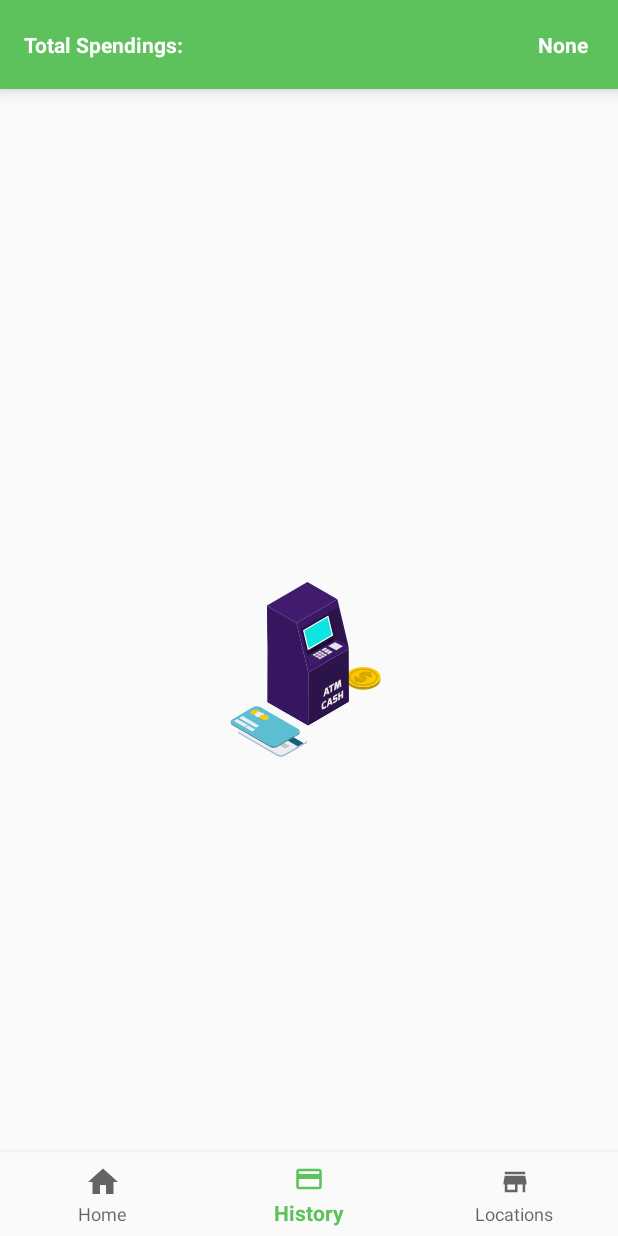
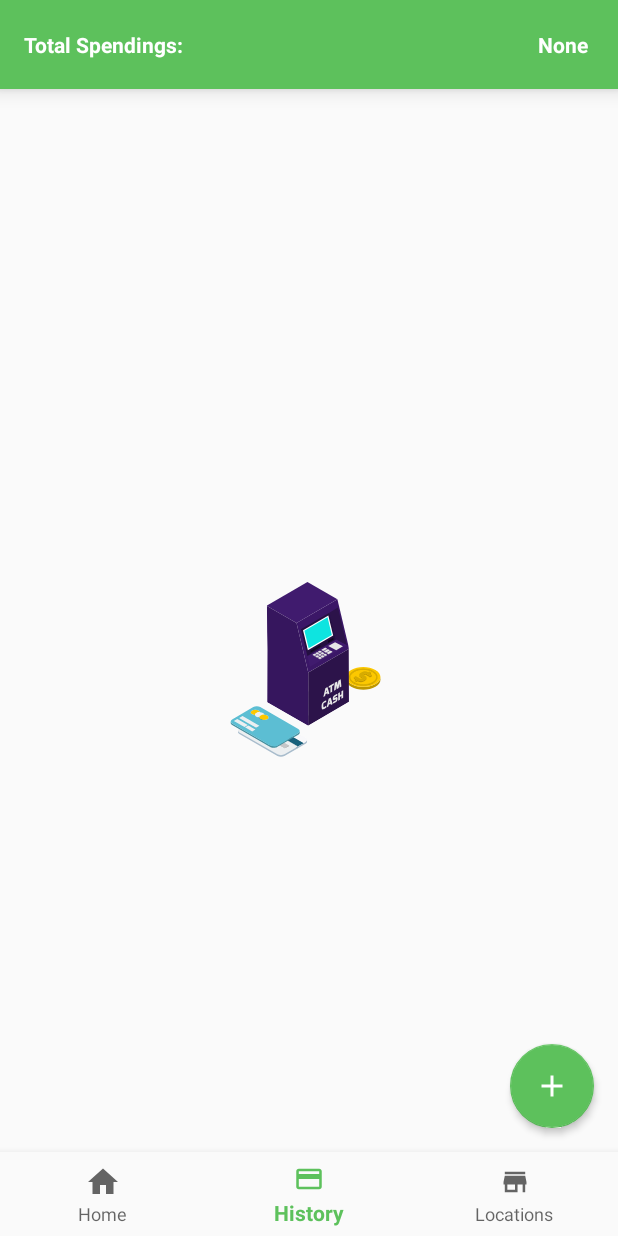
Before and after one commit to vastolorde77/PF2, an Android app: the screen it shows after launch (MainActivity), item 2 of the bottom bar chosen, on a phone screen of 412 x 824 dp. Run offline under Robolectric (Android 15) with nearby library versions, the phone set to English and light mode, and no system bars; our stand-ins replace Dagger/Hilt's generated code, RxJava; libraries missing offline, so code that uses them is left out: com.github.mikephil.charting; network calls fail; pictures from the network do not load; 2 statements that could not run were skipped.

Commit message:
Added Mock Activity to add spendings

```diff
--- a/app/src/main/java/com/example/mf/pf2/ui/activities/MainActivity.kt
+++ b/app/src/main/java/com/example/mf/pf2/ui/activities/MainActivity.kt
@@ -2,14 +2,15 @@ package com.example.mf.pf2.ui.activities
 
 import android.os.Bundle
 import android.support.design.widget.BottomNavigationView
+import android.support.v4.app.ActivityOptionsCompat
 import android.support.v4.app.Fragment
 import android.support.v7.app.AppCompatActivity
-import android.view.View
 import com.example.mf.pf2.R
 import com.example.mf.pf2.ui.fragments.BlankFragment
 import com.example.mf.pf2.ui.fragments.DashboardFragment
 import com.example.mf.pf2.ui.fragments.FragmentInteractor
 import com.example.mf.pf2.ui.fragments.SpendingsFragment
+import com.example.mf.pf2.utils.launchActivity
 import kotlinx.android.synthetic.main.activity_main.*
 
 class MainActivity : AppCompatActivity(), FragmentInteractor {
@@ -34,6 +35,11 @@ class MainActivity : AppCompatActivity(), FragmentInteractor {
 
     private fun changeFragment(f: Fragment){
         val ft = supportFragmentManager.beginTransaction()
+        if (f is SpendingsFragment){
+            fab.show()
+        }else{
+            fab.hide()
+        }
         ft.replace(R.id.activity_main_content,f)
         ft.addToBackStack(null)
         ft.commit()
@@ -43,13 +49,16 @@ class MainActivity : AppCompatActivity(), FragmentInteractor {
     override fun onCreate(savedInstanceState: Bundle?) {
         super.onCreate(savedInstanceState)
 
-        window.decorView.systemUiVisibility = View.SYSTEM_UI_FLAG_FULLSCREEN
-        actionBar?.hide()
 
         setContentView(R.layout.activity_main)
 
         if (savedInstanceState == null) changeFragment(DashboardFragment())
+        fab.setOnClickListener {
+            val options = ActivityOptionsCompat.makeSceneTransitionAnimation(this)
+            this.launchActivity<AddSpendingsActivity>(options = options.toBundle()) {
 
+            }
+        }
         navigation.setOnNavigationItemSelectedListener(mOnNavigationItemSelectedListener)
     }
 }
--- a/app/src/main/java/com/example/mf/pf2/viewmodel/ReportsViewModel.kt
+++ b/app/src/main/java/com/example/mf/pf2/viewmodel/ReportsViewModel.kt
@@ -6,16 +6,18 @@ import com.example.mf.pf2.ReportsResponse
 import com.example.mf.pf2.network.SpendingsAPI
 import com.google.android.gms.maps.model.LatLng
 import io.reactivex.android.schedulers.AndroidSchedulers
+import io.reactivex.disposables.CompositeDisposable
 import io.reactivex.disposables.Disposable
 import io.reactivex.schedulers.Schedulers
 
 class ReportsViewModel : ViewModel(){
 
     var reports : MutableLiveData<List<List<Int>>> = MutableLiveData()
-    lateinit var disposable: Disposable
+    lateinit var disposable: CompositeDisposable
 
     fun fetchReports(spendingsAPI: SpendingsAPI){
-        disposable = spendingsAPI.getReports()
+        disposable = CompositeDisposable()
+        disposable.add(spendingsAPI.getReports()
                 .subscribeOn(Schedulers.io())
                 .observeOn(AndroidSchedulers.mainThread())
                 .subscribe({
@@ -24,9 +26,10 @@ class ReportsViewModel : ViewModel(){
                     }
                     reports.postValue(list)
                 })
+        )
     }
 
     fun destroy() {
-        disposable.dispose()
+        disposable!!.dispose()
     }
 }
--- /dev/null
+++ b/app/src/main/res/drawable/ic_add_fab.xml
@@ -0,0 +1,5 @@
+<vector android:height="24dp" android:tint="#FFFFFF"
+    android:viewportHeight="24.0" android:viewportWidth="24.0"
+    android:width="24dp" xmlns:android="http://schemas.android.com/apk/res/android">
+    <path android:fillColor="#FF000000" android:pathData="M19,13h-6v6h-2v-6H5v-2h6V5h2v6h6v2z"/>
+</vector>
--- /dev/null
+++ b/app/src/main/res/drawable/ic_smartphone.xml
@@ -0,0 +1,6 @@
+<vector android:height="24dp" android:viewportHeight="512"
+    android:viewportWidth="512" android:width="24dp" xmlns:android="http://schemas.android.com/apk/res/android">
+    <path android:fillColor="#5dc15c" android:pathData="m91,467c0,24.813 20.188,45 45,45h240c24.813,0 45,-20.188 45,-45v-422c0,-24.813 -20.188,-45 -45,-45h-240c-24.813,0 -45,20.188 -45,45zM391,198.051v179.328l-96.949,-105.77 23.531,-33.789c7.516,-10.797 11.988,-23.207 13.121,-36.223zM301,195c0,9.246 -2.777,18.125 -8.039,25.676l-36.961,53.078 -36.961,-53.078c-5.258,-7.551 -8.039,-16.43 -8.039,-25.676 0,-24.813 20.188,-45 45,-45s45,20.188 45,45zM194.418,237.82 L210.543,260.973 121,321.262v-216l62.172,71.852c-1.41,5.734 -2.172,11.723 -2.172,17.887 0,15.402 4.641,30.211 13.418,42.82zM121,357.426 L227.688,285.594 243.691,308.57c2.805,4.031 7.402,6.43 12.309,6.43s9.504,-2.402 12.309,-6.43l8.172,-11.73 86.309,94.16h-241.789zM391,168 L327.293,171.746c-9.813,-30.004 -38.055,-51.746 -71.293,-51.746 -23.563,0 -44.609,10.93 -58.367,27.977l-50.164,-57.977h243.531zM376,482h-240c-8.27,0 -15,-6.73 -15,-15v-46h270v46c0,8.27 -6.73,15 -15,15zM136,30h240c8.27,0 15,6.73 15,15v15h-270v-15c0,-8.27 6.73,-15 15,-15zM136,30"/>
+    <path android:fillColor="#5dc15c" android:pathData="m256,179.855c-8.289,0 -15.145,6.855 -15.145,15.145s6.855,15.145 15.145,15.145 15.145,-6.855 15.145,-15.145 -6.855,-15.145 -15.145,-15.145zM256,179.855"/>
+    <path android:fillColor="#5dc15c" android:pathData="m271,437h-30c-8.285,0 -15,6.715 -15,15s6.715,15 15,15h30c8.285,0 15,-6.715 15,-15s-6.715,-15 -15,-15zM271,437"/>
+</vector>
--- a/app/src/main/res/layout/activity_main.xml
+++ b/app/src/main/res/layout/activity_main.xml
@@ -17,6 +17,18 @@
 
     </FrameLayout>
 
+    <android.support.design.widget.FloatingActionButton
+        android:id="@+id/fab"
+        android:layout_width="wrap_content"
+        android:layout_height="wrap_content"
+        android:layout_gravity="bottom|end"
+        android:layout_margin="@dimen/fab_margin"
+        android:src="@drawable/ic_add_fab"
+        android:visibility="invisible"
+        app:backgroundTint="@color/colorPrimary"
+        app:elevation="3dp"
+        app:layout_constraintBottom_toTopOf="@id/navigation"
+        app:layout_constraintEnd_toEndOf="parent" />
     <android.support.design.widget.BottomNavigationView
         android:id="@+id/navigation"
         android:layout_width="0dp"
--- a/app/src/main/res/values/dimens.xml
+++ b/app/src/main/res/values/dimens.xml
@@ -4,4 +4,5 @@
     <dimen name="activity_vertical_margin">16dp</dimen>
     <dimen name="text_margin">16dp</dimen>
     <dimen name="elevation">2dp</dimen>
+    <dimen name="fab_margin">16dp</dimen>
 </resources>
--- a/app/src/main/res/values/strings.xml
+++ b/app/src/main/res/values/strings.xml
@@ -10,7 +10,13 @@
     <string name="menu_history">History</string>
     <string name="main_chart_title">Monthly Spendings</string>
     <string name="amount">amount</string>
+    <string name="amount_hint">amount (e.g 2500)</string>
     <string name="type">type</string>
     <string name="total_spendings">Total Spendings: </string>
     <string name="none">None</string>
+    <string name="work_in_progress">Work in Progress</string>
+    <string name="title_activity_add_spendings">Add a new transaction</string>
+    <string name="item_name">Item name</string>
+    <string name="add">Add</string>
+    <string name="placeholder_analytics">Placeholder for Analytics</string>
 </resources>
--- a/app/src/main/res/values/styles.xml
+++ b/app/src/main/res/values/styles.xml
@@ -8,4 +8,8 @@
         <item name="colorAccent">@color/colorAccent</item>
     </style>
 
+    <style name="AppTheme.AppBarOverlay" parent="ThemeOverlay.AppCompat.Dark.ActionBar" />
+
+    <style name="AppTheme.PopupOverlay" parent="ThemeOverlay.AppCompat.Light" />
+
 </resources>
```
Also changed, not shown: app/src/main/AndroidManifest.xml (+11 -2 lines), app/src/main/assets/recharge_completed.json (added, +1 -0 lines), app/src/main/java/com/example/mf/pf2/ui/activities/AddSpendingsActivity.kt (added, +44 -0 lines), app/src/main/java/com/example/mf/pf2/ui/fragments/BlankFragment.kt (+1 -17 lines), app/src/main/java/com/example/mf/pf2/utils/Extensions.kt (+38 -0 lines), app/src/main/res/layout/activity_add_spendings.xml (added, +39 -0 lines), app/src/main/res/layout/content_add_spendings.xml (added, +62 -0 lines), app/src/main/res/layout/fragment_blank.xml (+31 -5 lines), app/src/main/res/layout/fragment_dashboard.xml (+8 -8 lines).
